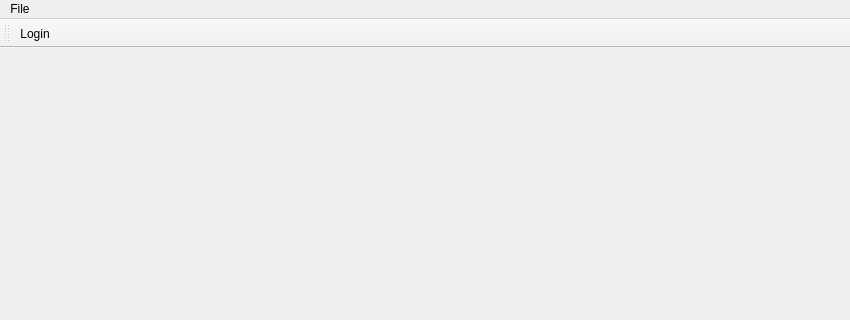
Qt form mainwindow.ui (tranter/qt-google-freebase) before a commit; both pictures show x 0 to 850 and y 0 to 320 of the 850 by 600 pixel window.
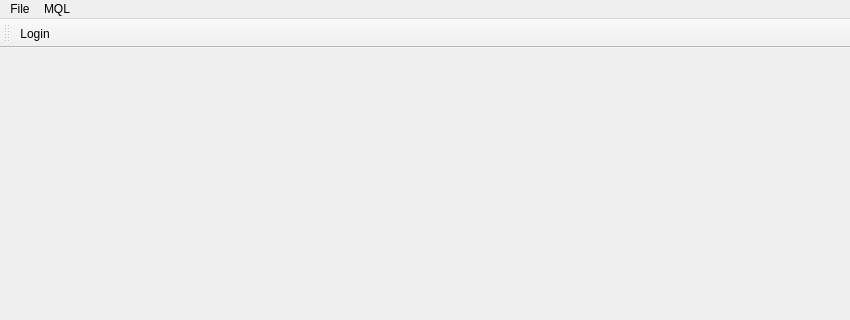
The same form after that commit. Icons and pictures are not drawn.

What changed in the file:
```diff
--- a/mainwindow.ui
+++ b/mainwindow.ui
@@ -32,7 +32,14 @@
     <addaction name="separator"/>
     <addaction name="actionExit"/>
    </widget>
+   <widget class="QMenu" name="menuMQL">
+    <property name="title">
+     <string>MQL</string>
+    </property>
+    <addaction name="actionListDomains"/>
+   </widget>
    <addaction name="menuFile"/>
+   <addaction name="menuMQL"/>
   </widget>
   <widget class="QToolBar" name="mainToolBar">
    <attribute name="toolBarArea">
```
Left out of the diff: 5 changed lines with no effect on the pictures.
